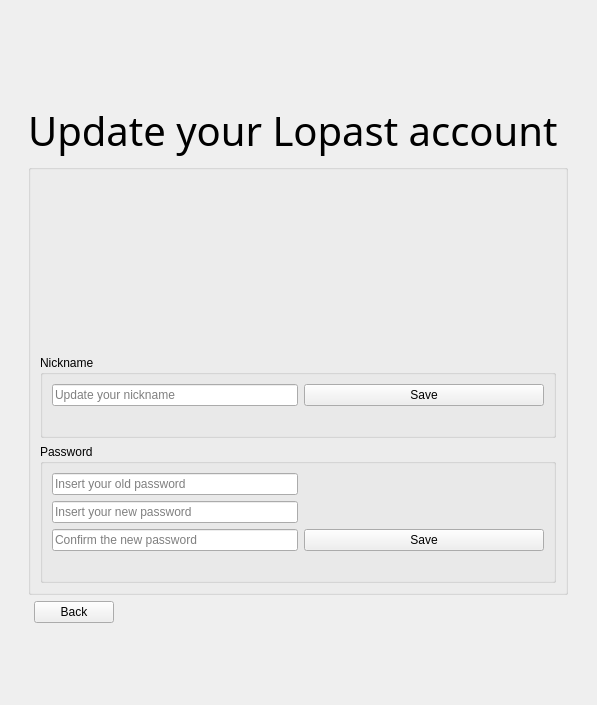
This is Client/modify.ui in PolitoTeam/Scriba as Qt 5 draws it before an edit. The edited form follows.
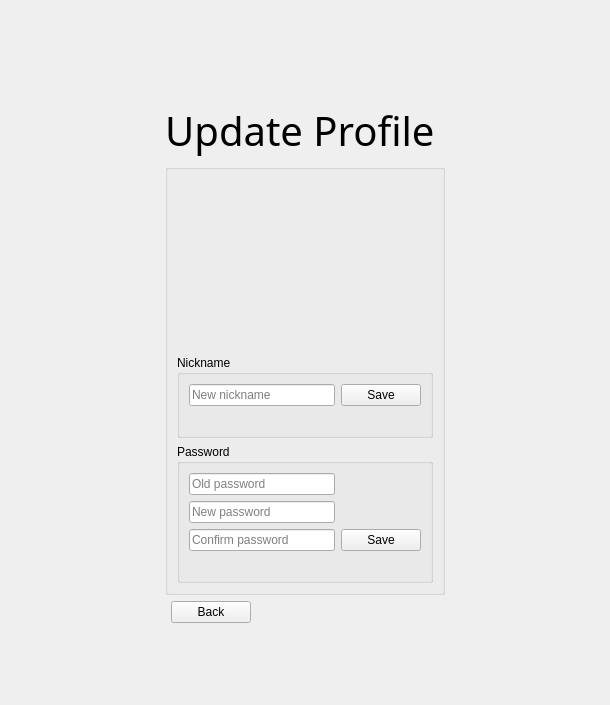
This is the edited form. Icons and pictures are not drawn. Custom widgets are drawn as their Qt base class.

Patch:
```diff
--- a/Client/modify.ui
+++ b/Client/modify.ui
@@ -6,7 +6,7 @@
    <rect>
     <x>0</x>
     <y>0</y>
-    <width>597</width>
+    <width>610</width>
     <height>705</height>
    </rect>
   </property>
@@ -83,7 +83,7 @@
                 <enum>QLineEdit::Normal</enum>
                </property>
                <property name="placeholderText">
-                <string>Update your nickname</string>
+                <string>New nickname</string>
                </property>
               </widget>
              </item>
@@ -162,7 +162,7 @@
                   <enum>QLineEdit::Password</enum>
                  </property>
                  <property name="placeholderText">
-                  <string>Insert your new password</string>
+                  <string>New password</string>
                  </property>
                 </widget>
                </item>
@@ -218,7 +218,7 @@
                   <enum>QLineEdit::Password</enum>
                  </property>
                  <property name="placeholderText">
-                  <string>Insert your old password</string>
+                  <string>Old password</string>
                  </property>
                 </widget>
                </item>
@@ -253,7 +253,7 @@
                   <enum>QLineEdit::Password</enum>
                  </property>
                  <property name="placeholderText">
-                  <string>Confirm the new password</string>
+                  <string>Confirm password</string>
                  </property>
                 </widget>
                </item>
@@ -315,7 +315,7 @@
         </font>
        </property>
        <property name="text">
-        <string>Update your Lopast account </string>
+        <string>Update Profile </string>
        </property>
        <property name="alignment">
         <set>Qt::AlignCenter</set>
```
